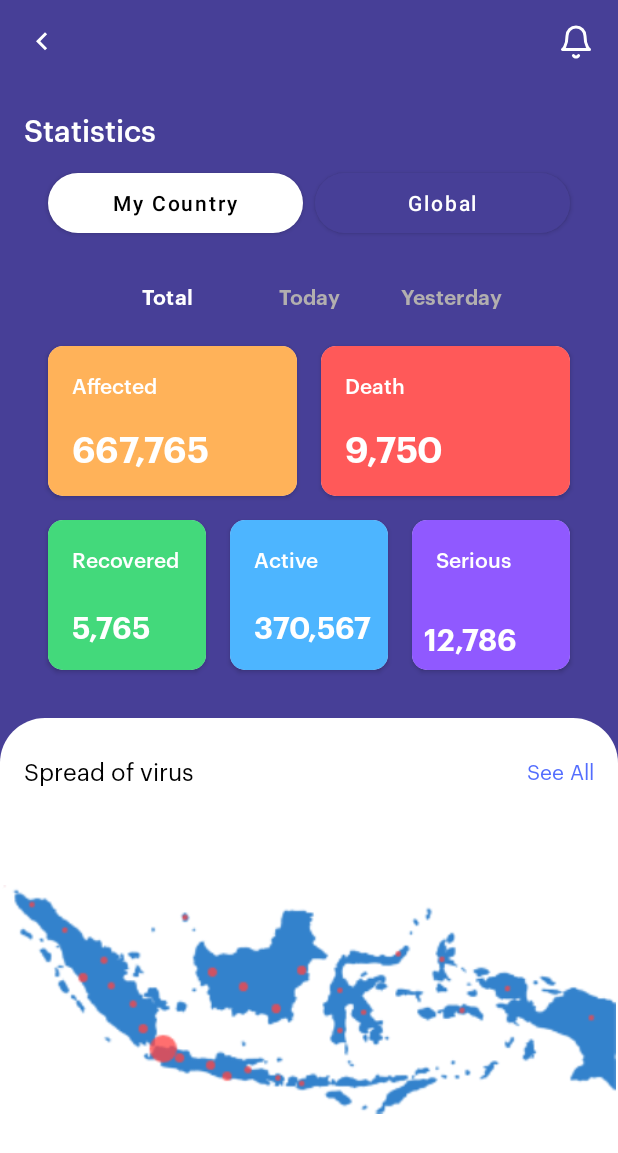
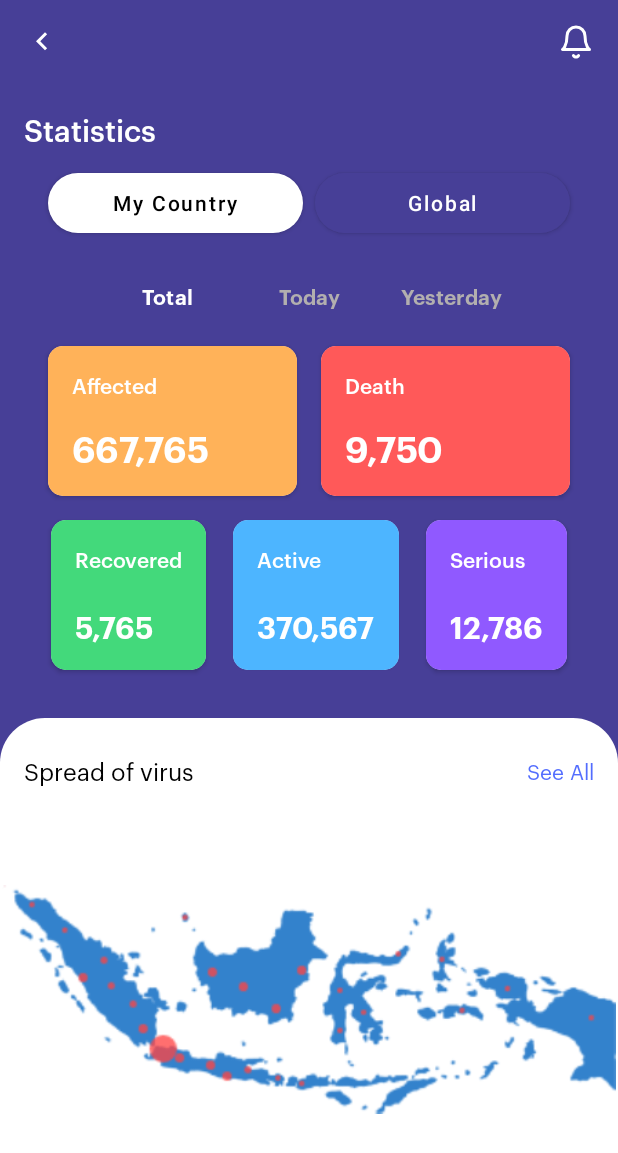
Before and after one commit to ETS-Android1/covid-19-android-app, an Android app: the Statistics screen opened directly, with no data from a screen before it, on a phone screen of 412 x 824 dp. Shown: the top 1153 px of the screen. Run offline under Robolectric (Android 15) with nearby library versions, the phone set to English and light mode, and no system bars.

Commit message:
fixed alignment statistics issue

```diff
--- a/app/src/main/res/layout/activity_statistics.xml
+++ b/app/src/main/res/layout/activity_statistics.xml
@@ -9,7 +9,7 @@
 
     <androidx.cardview.widget.CardView
         android:id="@+id/cardView5"
-        android:layout_width="0dp"
+        android:layout_width="wrap_content"
         android:layout_height="100dp"
         android:layout_marginStart="8dp"
         android:layout_marginEnd="32dp"
@@ -18,7 +18,7 @@
         app:layout_constraintEnd_toEndOf="parent"
         app:layout_constraintHorizontal_bias="0.5"
         app:layout_constraintStart_toEndOf="@+id/cardView3"
-        app:layout_constraintTop_toTopOf="@+id/cardView3" >
+        app:layout_constraintTop_toTopOf="@+id/cardView3">
 
         <androidx.constraintlayout.widget.ConstraintLayout
             android:layout_width="match_parent"
@@ -41,13 +41,15 @@
                 android:id="@+id/textView20"
                 android:layout_width="wrap_content"
                 android:layout_height="wrap_content"
-                android:layout_marginStart="8dp"
-                android:layout_marginBottom="8dp"
+                android:layout_marginStart="16dp"
+                android:layout_marginEnd="16dp"
+                android:layout_marginBottom="16dp"
                 android:fontFamily="@font/graphiksemibold"
                 android:text="@string/_12_786"
                 android:textColor="#FFFFFF"
                 android:textSize="20sp"
                 app:layout_constraintBottom_toBottomOf="parent"
+                app:layout_constraintEnd_toEndOf="parent"
                 app:layout_constraintStart_toStartOf="parent" />
         </androidx.constraintlayout.widget.ConstraintLayout>
 
@@ -55,7 +57,7 @@
 
     <androidx.cardview.widget.CardView
         android:id="@+id/cardView4"
-        android:layout_width="0dp"
+        android:layout_width="wrap_content"
         android:layout_height="100dp"
         android:layout_marginStart="32dp"
         android:layout_marginTop="16dp"
@@ -77,9 +79,11 @@
                 android:layout_height="wrap_content"
                 android:layout_marginStart="16dp"
                 android:layout_marginTop="16dp"
+                android:layout_marginEnd="16dp"
                 android:fontFamily="@font/graphikmedium"
                 android:text="@string/recovered"
                 android:textColor="#FFFFFF"
+                app:layout_constraintEnd_toEndOf="parent"
                 app:layout_constraintStart_toStartOf="parent"
                 app:layout_constraintTop_toTopOf="parent" />
 
@@ -304,11 +308,11 @@
 
     <androidx.cardview.widget.CardView
         android:id="@+id/cardView3"
-        android:layout_width="0dp"
+        android:layout_width="wrap_content"
         android:layout_height="100dp"
         android:layout_marginStart="8dp"
+        android:layout_marginEnd="8dp"
         app:cardCornerRadius="10dp"
-        android:layout_marginEnd="8dp"
         app:layout_constraintBottom_toBottomOf="@+id/cardView4"
         app:layout_constraintEnd_toStartOf="@+id/cardView5"
         app:layout_constraintHorizontal_bias="0.5"
@@ -337,12 +341,14 @@
                 android:layout_width="wrap_content"
                 android:layout_height="wrap_content"
                 android:layout_marginStart="16dp"
+                android:layout_marginEnd="16dp"
                 android:layout_marginBottom="16dp"
                 android:fontFamily="@font/graphiksemibold"
                 android:text="@string/_370_567"
                 android:textColor="#FFFFFF"
                 android:textSize="20sp"
                 app:layout_constraintBottom_toBottomOf="parent"
+                app:layout_constraintEnd_toEndOf="parent"
                 app:layout_constraintStart_toStartOf="parent" />
         </androidx.constraintlayout.widget.ConstraintLayout>
 
```
